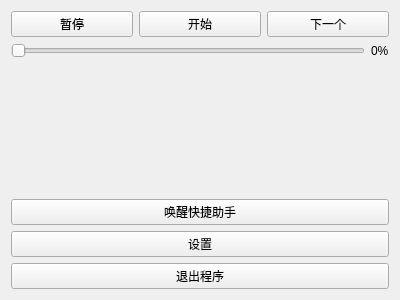
This is DesktopManager/components/trayiconmenu.ui in PureBulb/BulbDesktop as Qt 5 draws it before an edit. The edited form follows.
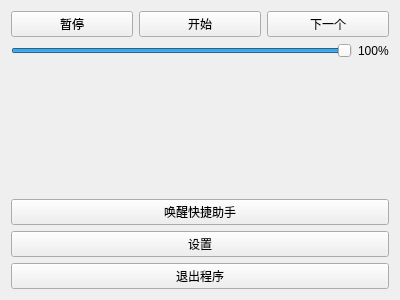
This is the edited form.

Diff of the .ui file:
```diff
--- a/DesktopManager/components/trayiconmenu.ui
+++ b/DesktopManager/components/trayiconmenu.ui
@@ -51,6 +51,9 @@
          <property name="maximum">
           <number>100</number>
          </property>
+         <property name="value">
+          <number>100</number>
+         </property>
          <property name="orientation">
           <enum>Qt::Horizontal</enum>
          </property>
@@ -59,7 +62,7 @@
        <item>
         <widget class="QLabel" name="volumeLabel">
          <property name="text">
-          <string>0%</string>
+          <string>100%</string>
          </property>
         </widget>
        </item>
```
